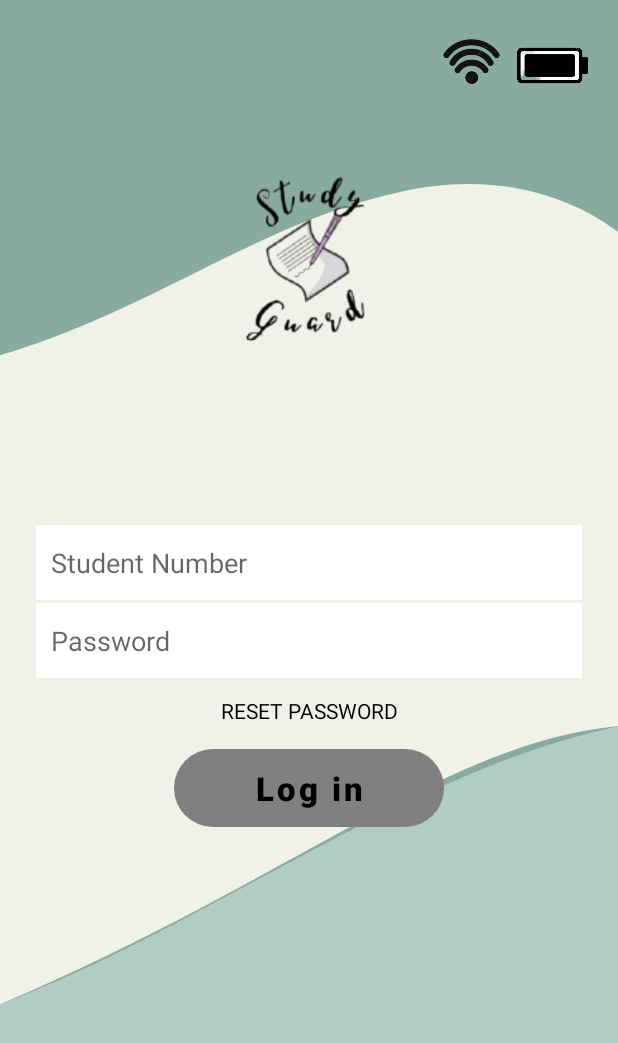
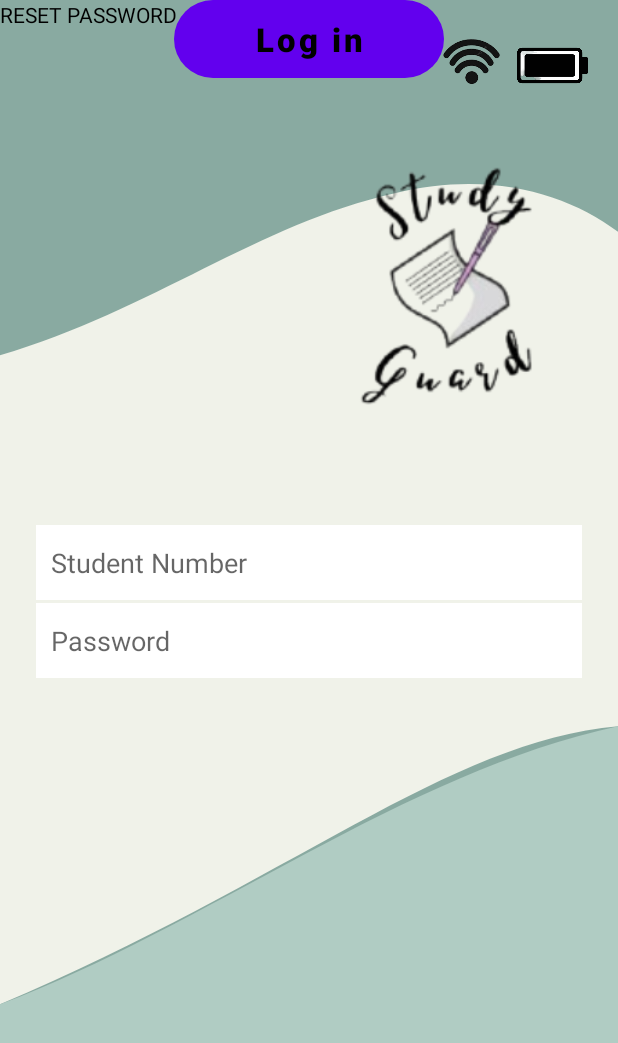
Before and after one commit to GabrielleMarquez/Study--Guard, an Android app: the layout activity_login.xml on its own in the app's theme, with its tools: preview values and no code run, on a phone screen of 412 x 824 dp. Shown: the top 1043 px of the screen. Run offline under Robolectric (Android 15) with nearby library versions, the phone set to English and light mode, and no system bars.

Commit message:
Revert "fixed code in log in and interactive button"
This reverts commit 38a17e17bf8de7f6d91e06d11db4fb5b63ea2960.

```diff
--- a/app/src/main/res/layout/activity_log_out.xml
+++ b/app/src/main/res/layout/activity_log_out.xml
@@ -36,8 +36,8 @@
                 android:background="@drawable/db54f5b5_03d9_4027_8647_feefc99aefe8_removalai_preview"
                 android:contentDescription="Logout icon"
                 android:padding="14dp"
-                android:scaleType="fitCenter" />
-
+                android:scaleType="fitCenter"
+                android:src="@drawable/ic_logout" />
 
             <!-- Title -->
             <TextView
--- a/app/src/main/res/layout/activity_login.xml
+++ b/app/src/main/res/layout/activity_login.xml
@@ -9,49 +9,6 @@
     android:background="@drawable/login_background"
     tools:context=".LogIn">
 
-    <!-- Top Right Corner Icons -->
-    <ImageView
-        android:id="@+id/imageView3"
-        android:layout_width="47dp"
-        android:layout_height="67dp"
-        android:src="@drawable/aee0de14_793b_4fdc_a208_ef6523da6876_removalai_preview"
-        android:scaleType="fitCenter"
-        android:contentDescription="@null"
-        app:layout_constraintTop_toTopOf="parent"
-        app:layout_constraintEnd_toEndOf="parent"
-        android:layout_marginTop="10dp"
-        android:layout_marginEnd="20dp" />
-
-    <ImageView
-        android:id="@+id/imageView4"
-        android:layout_width="50dp"
-        android:layout_height="50dp"
-        android:scaleType="fitCenter"
-        android:src="@drawable/_4e240f1d_c338_4ef1_8e7f_4fd65d418185_removalai_preview"
-        android:contentDescription="@null"
-        app:layout_constraintEnd_toStartOf="@id/imageView3"
-        app:layout_constraintTop_toTopOf="parent"
-        android:layout_marginTop="16dp"
-        android:layout_marginEnd="5dp" />
-
-    <!-- App Logo (reasonably sized to prevent main thread memory/layout lag) -->
-
-    <!-- Input: Student Number -->
-
-    <ImageView
-        android:id="@+id/Logo"
-        android:layout_width="463dp"
-        android:layout_height="470dp"
-        android:layout_marginTop="40dp"
-        android:layout_marginBottom="16dp"
-        android:contentDescription="@null"
-        android:scaleType="fitCenter"
-        android:src="@drawable/login_logo"
-        app:layout_constraintBottom_toTopOf="@id/studentNumber"
-        app:layout_constraintEnd_toEndOf="parent"
-        app:layout_constraintStart_toStartOf="parent"
-        app:layout_constraintTop_toTopOf="parent"
-        app:layout_constraintVertical_bias="0.0" />
 
 <EditText
         android:id="@+id/studentNumber"
@@ -62,7 +19,6 @@
         android:singleLine="true"
         android:padding="10dp"
         android:background="#FFFFFF"
-        android:autofillHints="username"
         app:layout_constraintTop_toTopOf="parent"
         app:layout_constraintStart_toStartOf="parent"
         app:layout_constraintEnd_toEndOf="parent"
@@ -70,7 +26,6 @@
         android:layout_marginEnd="24dp"
         android:layout_marginTop="350dp" />
 
-    <!-- Input: Password -->
     <EditText
         android:id="@+id/password"
         android:layout_width="0dp"
@@ -80,39 +35,63 @@
         android:singleLine="true"
         android:padding="10dp"
         android:background="#FFFFFF"
-        android:autofillHints="password"
         app:layout_constraintTop_toBottomOf="@id/studentNumber"
         app:layout_constraintStart_toStartOf="@id/studentNumber"
         app:layout_constraintEnd_toEndOf="@id/studentNumber"
         android:layout_marginTop="2dp" />
 
-    <!-- Reset Password Link -->
+    <ImageView
+        android:id="@+id/imageView3"
+        android:layout_width="47dp"
+        android:layout_height="67dp"
+        android:src="@drawable/aee0de14_793b_4fdc_a208_ef6523da6876_removalai_preview"
+        android:scaleType="fitCenter"
+        app:layout_constraintTop_toTopOf="parent"
+        app:layout_constraintEnd_toEndOf="parent"
+        android:layout_marginTop="10dp"
+        android:layout_marginEnd="20dp" />
+
+    <ImageView
+        android:id="@+id/imageView4"
+        android:layout_width="50dp"
+        android:layout_height="50dp"
+        android:layout_marginTop="16dp"
+        android:layout_marginEnd="5dp"
+        android:scaleType="fitCenter"
+        android:src="@drawable/_4e240f1d_c338_4ef1_8e7f_4fd65d418185_removalai_preview"
+        app:layout_constraintEnd_toStartOf="@id/imageView3"
+        app:layout_constraintTop_toTopOf="parent" />
+
+    <Button
+        android:id="@+id/loginButton"
+        android:layout_width="180dp"
+        android:layout_height="52dp"
+        android:background="@drawable/login_button"
+        android:text="Log in"
+        android:textAllCaps="false"
+        android:textColor="#000000"
+        android:textSize="22sp"
+        android:textStyle="bold"
+        app:layout_constraintEnd_toEndOf="parent"
+        app:layout_constraintStart_toStartOf="parent"
+        tools:layout_editor_absoluteY="499dp" />
+
+    <ImageView
+        android:id="@+id/imageView8"
+        android:layout_width="605dp"
+        android:layout_height="675dp"
+        android:src="@drawable/login_logo"
+        tools:ignore="MissingConstraints"
+        tools:layout_editor_absoluteX="-97dp"
+        tools:layout_editor_absoluteY="-16dp" />
+
     <TextView
         android:id="@+id/textView"
         android:layout_width="wrap_content"
         android:layout_height="wrap_content"
         android:text="RESET PASSWORD"
         android:textColor="#000000"
-        app:layout_constraintTop_toBottomOf="@id/password"
-        app:layout_constraintStart_toStartOf="parent"
-        app:layout_constraintEnd_toEndOf="parent"
-        android:layout_marginTop="12dp" />
-
-    <!-- Action: Login Button -->
-    <Button
-        android:id="@+id/loginButton"
-        android:layout_width="180dp"
-        android:layout_height="52dp"
-        android:background="@drawable/login_button"
-        app:backgroundTint="@null"
-        android:text="Log in"
-        android:textAllCaps="false"
-        android:textColor="#000000"
-        android:textSize="22sp"
-        android:textStyle="bold"
-        app:layout_constraintTop_toBottomOf="@id/textView"
-        app:layout_constraintStart_toStartOf="parent"
-        app:layout_constraintEnd_toEndOf="parent"
-        android:layout_marginTop="16dp" />
+        tools:layout_editor_absoluteX="146dp"
+        tools:layout_editor_absoluteY="462dp" />
 
 </androidx.constraintlayout.widget.ConstraintLayout>
--- a/app/src/main/res/layout/activity_rfid_scanner.xml
+++ b/app/src/main/res/layout/activity_rfid_scanner.xml
@@ -1,3 +1,4 @@
+
 <?xml version="1.0" encoding="utf-8"?>
 <FrameLayout xmlns:android="http://schemas.android.com/apk/res/android"
     xmlns:app="http://schemas.android.com/apk/res-auto"
```
Also changed, not shown: app/src/main/AndroidManifest.xml (+25 -13 lines), app/src/main/java/com/example/studyguard/LogIn.java (+2 -44 lines), app/src/main/res/drawable/rfid_corners.xml (deleted, +0 -9 lines). Lines whose indentation alone changed are shown as unchanged.
